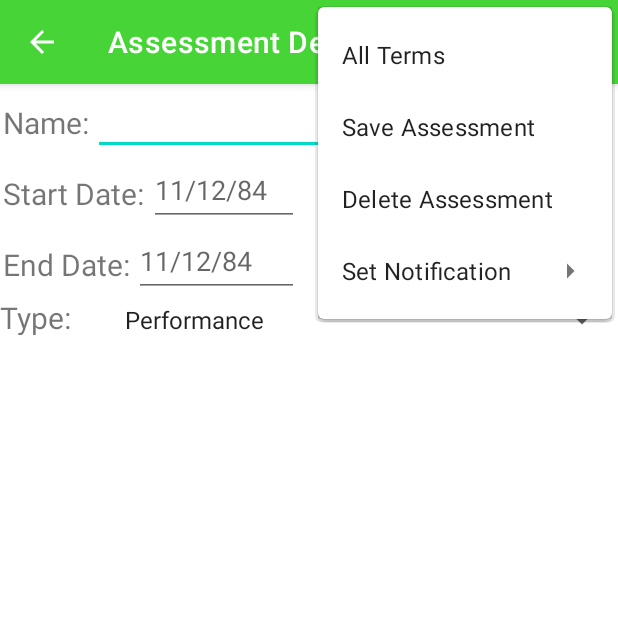
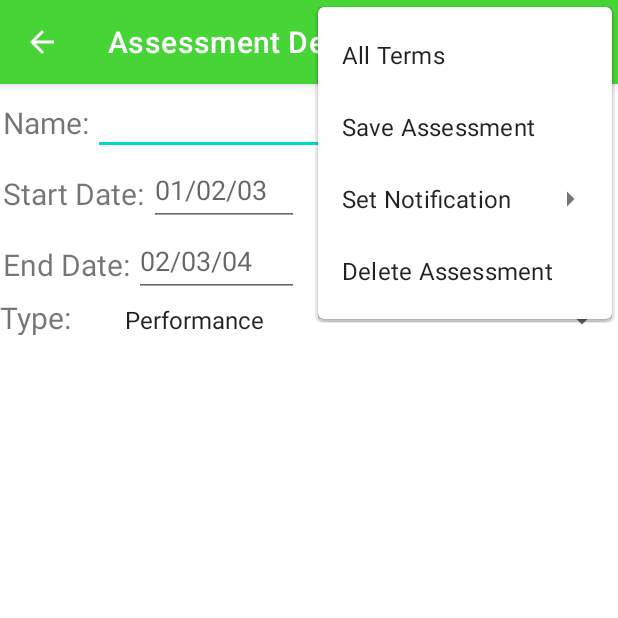
Before and after one commit to creid80/My-College-Journey, an Android app: the AssessmentDetails screen opened directly, with no data from a screen before it, with the options menu open, on a phone screen of 412 x 824 dp, the top half of it. Run offline under Robolectric (Android 15) with nearby library versions, the phone set to English and light mode, and no system bars; our stand-ins replace Room's generated code.

Commit message:
eighth commit

```diff
--- a/app/src/main/java/com/example/c196carolreid/UI/AssessmentDetails.java
+++ b/app/src/main/java/com/example/c196carolreid/UI/AssessmentDetails.java
@@ -232,7 +232,7 @@ public class AssessmentDetails extends AppCompatActivity {
                 }
                 Long trigger=myDate.getTime();
                 Intent intent= new Intent(AssessmentDetails.this,MyReceiver.class);
-                intent.putExtra("key" ,dateFromScreen + "- A notification for the assessment start date has been set.");
+                intent.putExtra("key" ,dateFromScreen + "- The " + name + " assessment starts today.");
                 PendingIntent sender=PendingIntent.getBroadcast(AssessmentDetails.this, ++MainActivity.numAlert,intent,PendingIntent.FLAG_IMMUTABLE);
                 AlarmManager alarmManager=(AlarmManager)getSystemService(Context.ALARM_SERVICE);
                 alarmManager.set(AlarmManager.RTC_WAKEUP, trigger, sender);
@@ -249,7 +249,7 @@ public class AssessmentDetails extends AppCompatActivity {
                 }
                 Long trigger2=myDate2.getTime();
                 Intent intent2= new Intent(AssessmentDetails.this,MyReceiver.class);
-                intent2.putExtra("key" ,dateFromScreen2 + "- A notification for the assessment end date has been set.");
+                intent2.putExtra("key" ,dateFromScreen2 + "- The " + name + " assessment starts today.");
                 PendingIntent sender2=PendingIntent.getBroadcast(AssessmentDetails.this, ++MainActivity.numAlert,intent2,PendingIntent.FLAG_IMMUTABLE);
                 AlarmManager alarmManager2=(AlarmManager)getSystemService(Context.ALARM_SERVICE);
                 alarmManager2.set(AlarmManager.RTC_WAKEUP, trigger2, sender2);
--- a/app/src/main/java/com/example/c196carolreid/UI/CourseDetails.java
+++ b/app/src/main/java/com/example/c196carolreid/UI/CourseDetails.java
@@ -300,7 +300,7 @@ public class CourseDetails extends AppCompatActivity {
                 }
                 Long trigger=myDate.getTime();
                 Intent intent= new Intent(CourseDetails.this,MyReceiver.class);
-                intent.putExtra("key" ,dateFromScreen + "- A notification for the course start date has been set.");
+                intent.putExtra("key" ,dateFromScreen + "- The " + name + " course starts today.");
                 PendingIntent sender=PendingIntent.getBroadcast(CourseDetails.this, ++MainActivity.numAlert,intent,PendingIntent.FLAG_IMMUTABLE);
                 AlarmManager alarmManager=(AlarmManager)getSystemService(Context.ALARM_SERVICE);
                 alarmManager.set(AlarmManager.RTC_WAKEUP, trigger, sender);
@@ -317,7 +317,7 @@ public class CourseDetails extends AppCompatActivity {
                 }
                 Long trigger2=myDate2.getTime();
                 Intent intent2= new Intent(CourseDetails.this,MyReceiver.class);
-                intent2.putExtra("key" ,dateFromScreen2 + "- A notification for the course end date has been set.");
+                intent2.putExtra("key" ,dateFromScreen2 + "- The " + name + " course starts today.");
                 PendingIntent sender2=PendingIntent.getBroadcast(CourseDetails.this, ++MainActivity.numAlert,intent2,PendingIntent.FLAG_IMMUTABLE);
                 AlarmManager alarmManager2=(AlarmManager)getSystemService(Context.ALARM_SERVICE);
                 alarmManager2.set(AlarmManager.RTC_WAKEUP, trigger2, sender2);
--- a/app/src/main/java/com/example/c196carolreid/UI/MyReceiver.java
+++ b/app/src/main/java/com/example/c196carolreid/UI/MyReceiver.java
@@ -25,7 +25,7 @@ public class MyReceiver extends BroadcastReceiver {
         Notification n = new NotificationCompat.Builder(context, channel_id)
                 .setSmallIcon(R.drawable.ic_launcher_foreground)
                 .setContentText(intent.getStringExtra("key"))
-                .setContentTitle("NotificationTest").build();
+                .setContentTitle("My College Journey Notification").build();
         NotificationManager notificationManager = (NotificationManager) context.getSystemService(NOTIFICATION_SERVICE);
         notificationManager.notify(notificationID++, n);
     }
--- a/app/src/main/res/layout/activity_assessment_details.xml
+++ b/app/src/main/res/layout/activity_assessment_details.xml
@@ -51,7 +51,7 @@
             android:id="@+id/assessmentStart"
             android:layout_width="100dp"
             android:layout_height="match_parent"
-            android:hint="11/12/84"
+            android:hint="01/02/03"
             android:inputType="none" />
     </androidx.appcompat.widget.LinearLayoutCompat>
 
@@ -72,7 +72,7 @@
             android:id="@+id/assessmentEnd"
             android:layout_width="110dp"
             android:layout_height="match_parent"
-            android:hint="11/12/84"
+            android:hint="02/03/04"
             android:inputType="none" />
     </androidx.appcompat.widget.LinearLayoutCompat>
 
--- a/app/src/main/res/menu/menu_assessmentdetails.xml
+++ b/app/src/main/res/menu/menu_assessmentdetails.xml
@@ -5,7 +5,7 @@
 
     <item android:title="@string/save_assessment" android:id="@+id/assessmentsave"/>
 
-    <item android:title="@string/notify" android:id="@+id/notify" android:orderInCategory="100">
+    <item android:title="@string/notify" android:id="@+id/notify">
         <menu>
             <item android:title="@string/start" android:id="@+id/subitemstart"/>
             <item android:title="@string/end" android:id="@+id/subitemend"/>
```
